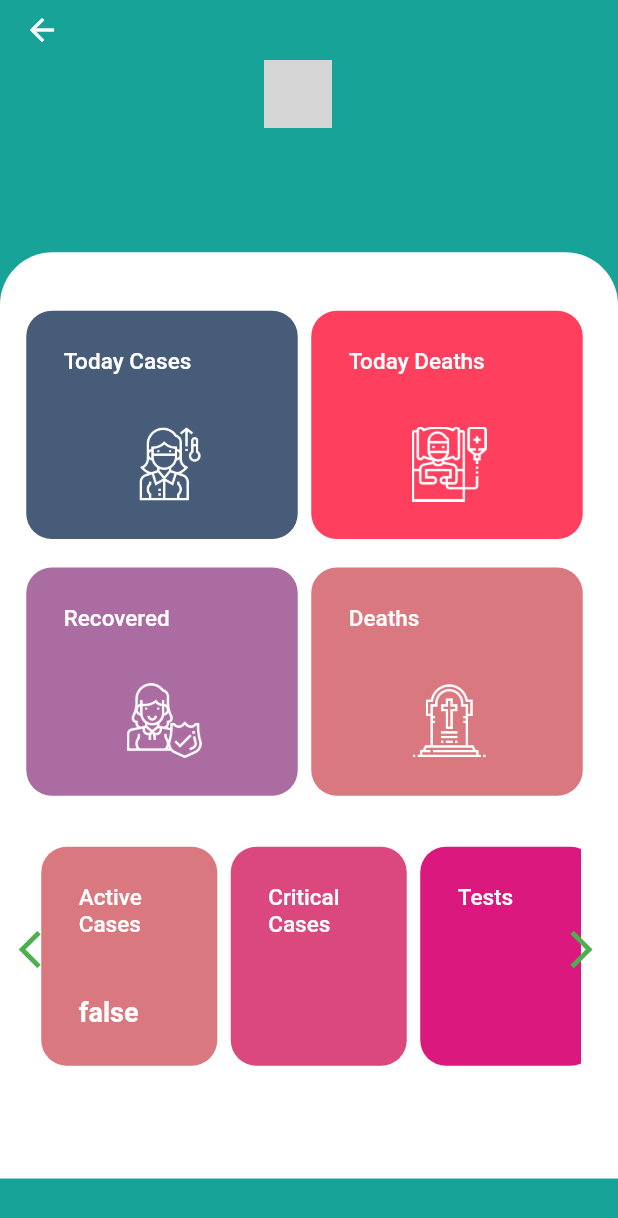
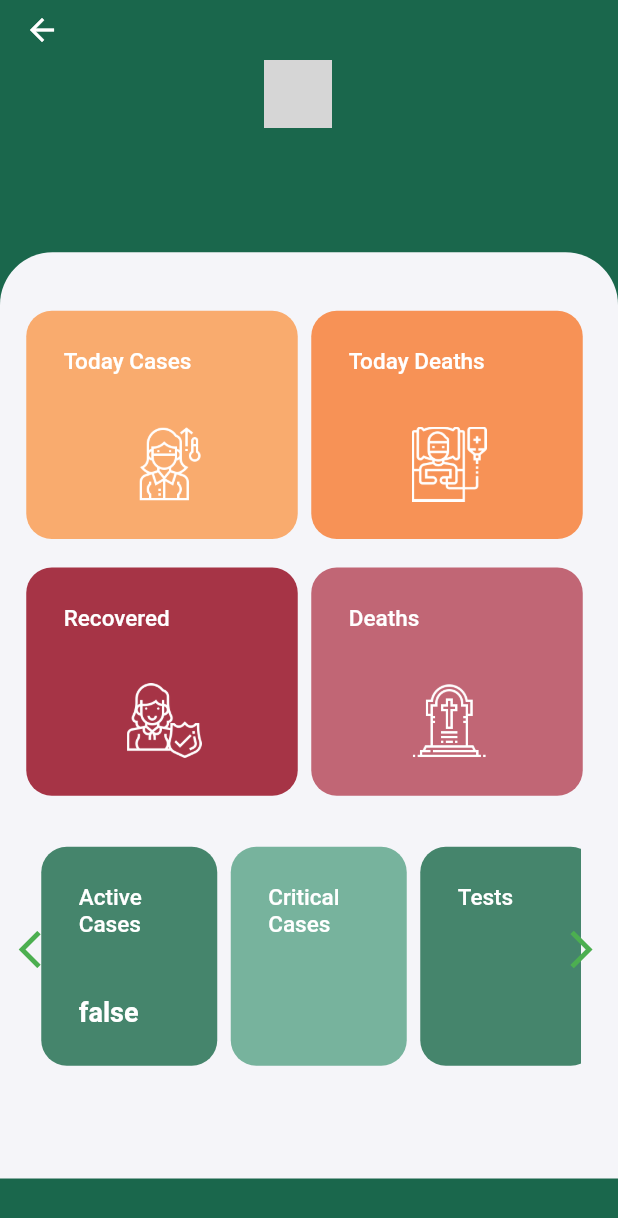
Before and after one commit to christinaav/covid19, a Flutter app: the Terza screen opened directly with empty values, on a phone screen of 412 x 824 dp. Shown: the top 1218 px of the screen. Run offline on Flutter 3.47's test engine with Material 2 defaults, Android fonts, the light colour scheme and no system bars; our stand-ins replace flutter_swiper, google_fonts; missing offline and left inert: flutter_awesome_buttons, undraw; network calls fail; grey boxes are pictures that could not be loaded.

```diff
--- a/lib/countryData.dart
+++ b/lib/countryData.dart
@@ -10,6 +10,9 @@ class CountryData {
   var active;
   var critical;
   var tests;
+  var casesPerOneMillion;
+  var deathsPerOneMillion;
+  var testsPerOneMillion;
   CountryInfo countryInfo;
 
   CountryData(
@@ -24,7 +27,10 @@ class CountryData {
       this.recovered,
       this.active,
       this.critical,
-      this.tests});
+      this.tests,
+      this.casesPerOneMillion,
+      this.deathsPerOneMillion,
+      this.testsPerOneMillion});
 
   factory CountryData.fromJson(Map<String, dynamic> json) {
     return CountryData(
@@ -39,6 +45,9 @@ class CountryData {
         active: json['active'],
         critical: json['critical'],
         tests: json['tests'],
+        casesPerOneMillion: json['casesPerOneMillion'],
+        deathsPerOneMillion: json['deathsPerOneMillion'],
+        testsPerOneMillion: json['testsPerOneMillion'],
         countryInfo: CountryInfo.fromJson(json['countryInfo']));
   }
 }
--- a/lib/data.dart
+++ b/lib/data.dart
@@ -21,17 +21,8 @@ class _Terza extends State<Terza> {
       appBar: PreferredSize(
           child: AppBar(
             elevation: 0.0,
-            backgroundColor: Color.fromRGBO(23, 163, 152, 1),
+            backgroundColor: Color.fromRGBO(26, 103, 76, 1),
             title: Text(''),
-            // actions: <Widget>[
-            //   IconButton(
-            //     icon: Icon(
-            //       Icons.search,
-            //       color: Colors.white,
-            //     ),
-            //     onPressed: null,
-            //   ),
-            // ],
           ),
           preferredSize: Size.fromHeight(40.0)),
       body: bodyWidget(context),
@@ -40,12 +31,12 @@ class _Terza extends State<Terza> {
 
   // -------------------------------------------------- body widget-----------------------------------------
   bodyWidget(BuildContext context) => Container(
-      color: Color.fromRGBO(23, 163, 152, 1),
+      color: Color.fromRGBO(26, 103, 76, 1),
       child: Column(
         children: <Widget>[
           // --------------------------------------------------------primo container--------------------------------------------------
           Container(
-              color: Color.fromRGBO(23, 163, 152, 1),
+              color: Color.fromRGBO(26, 103, 76, 1),
               height: MediaQuery.of(context).size.height / 7,
               width: MediaQuery.of(context).size.width,
               child: Column(
@@ -65,21 +56,21 @@ class _Terza extends State<Terza> {
                           ),
                           Text(widget.country.country.toUpperCase(),
                               style: TextStyle(
-                                fontSize: 30,
-                                color: Colors.black,
+                                fontSize: 28,
+                                color: Color.fromRGBO(245, 245, 249, 1),
                                 fontWeight: FontWeight.w500,
                               )),
                         ]),
                     Text(widget.country.cases.toString(),
                         style: TextStyle(
                           fontSize: 22,
-                          color: Colors.black,
+                          color: Color.fromRGBO(245, 245, 249, 1),
                         )),
                     Text(
                       widget.country.continent,
                       style: TextStyle(
                         fontSize: 20,
-                        color: Colors.black,
+                        color: Color.fromRGBO(245, 245, 249, 1),
                       ),
                     )
                   ])),
@@ -91,8 +82,9 @@ class _Terza extends State<Terza> {
                 (MediaQuery.of(context).size.height / 3.99),
             width: MediaQuery.of(context).size.width,
             decoration: BoxDecoration(
-                borderRadius: BorderRadius.vertical(top: Radius.circular(35)),
-                color: Colors.white),
+              borderRadius: BorderRadius.vertical(top: Radius.circular(35)),
+              color: Color.fromRGBO(245, 245, 249, 1),
+            ),
             padding: const EdgeInsets.only(left: 3.0),
             child: Column(
               crossAxisAlignment: CrossAxisAlignment.center,
@@ -106,13 +98,15 @@ class _Terza extends State<Terza> {
                         "Today Cases",
                         widget.country.todayCases.toString(),
                         context,
-                        Color(0xFF475c78),
+                        // Color(0xFF475c78),
+                        Color.fromRGBO(249, 171, 110, 1),
                         "assets/sick.png"),
                     colorCard(
                         "Today Deaths",
                         widget.country.todayDeaths.toString(),
                         context,
-                        Color(0xFFff3f5e),
+                        // Color(0xFFff3f5e),
+                        Color.fromRGBO(247, 146, 86, 1),
                         "assets/patient.png"),
                   ],
                 ),
@@ -122,10 +116,18 @@ class _Terza extends State<Terza> {
                 Row(
                   mainAxisAlignment: MainAxisAlignment.center,
                   children: <Widget>[
-                    colorCard("Recovered ", widget.country.recovered.toString(),
-                        context, Color(0xFFab6ca2), "assets/girl.png"),
-                    colorCard("Deaths", widget.country.deaths.toString(),
-                        context, Color(0xFFda787f), "assets/grave.png"),
+                    colorCard(
+                        "Recovered ",
+                        widget.country.recovered.toString(),
+                        context,
+                        Color.fromRGBO(166, 52, 70, 1),
+                        "assets/girl.png"),
+                    colorCard(
+                        "Deaths",
+                        widget.country.deaths.toString(),
+                        context,
+                        Color.fromRGBO(193, 102, 117, 1),
+                        "assets/grave.png"),
                   ],
                 ),
                 SizedBox(
@@ -144,29 +146,29 @@ class _Terza extends State<Terza> {
                                 "Active Cases",
                                 widget.country.active.toString(),
                                 context,
-                                Color(0xFFda787f)),
+                                Color.fromRGBO(69, 133, 108, 1)),
                             switchCard(
                                 "Critical Cases",
                                 widget.country.critical.toString(),
                                 context,
-                                Color(0xFFda487e)),
+                                Color.fromRGBO(119, 179, 157, 1)),
                             switchCard("Tests", widget.country.tests.toString(),
-                                context, Color(0xFFda187e)),
+                                context, Color.fromRGBO(69, 133, 108, 1)),
                             switchCard(
                                 "Cases perOneMillion",
-                                widget.country.tests.toString(),
+                                widget.country.casesPerOneMillion.toString(),
                                 context,
-                                Color(0xFFda187e)),
+                                Color.fromRGBO(26, 103, 76, 1)),
                             switchCard(
                                 "Deaths perOneMillion",
-                                widget.country.tests.toString(),
+                                widget.country.deathsPerOneMillion.toString(),
                                 context,
-                                Color(0xFFda187e)),
+                                Color.fromRGBO(102, 164, 140, 1)),
                             switchCard(
                                 "Tests perOneMillion",
-                                widget.country.tests.toString(),
+                                widget.country.testsPerOneMillion.toString(),
                                 context,
-                                Color(0xFFda187e)),
+                                Color.fromRGBO(69, 133, 108, 1)),
                           ],
                         ),
                       );
```
Also changed, not shown: lib/cards.dart (+77 -0 lines), lib/global.dart (added, +166 -0 lines), lib/globalData.dart (added, +35 -0 lines), lib/main.dart (+32 -12 lines), assets/church.png (added), assets/ecology-and-environment.png (added), assets/health.png (deleted), assets/healthcare-and-medical.png (added), assets/holding-hands.png (added), assets/miscellaneous.png (added).
